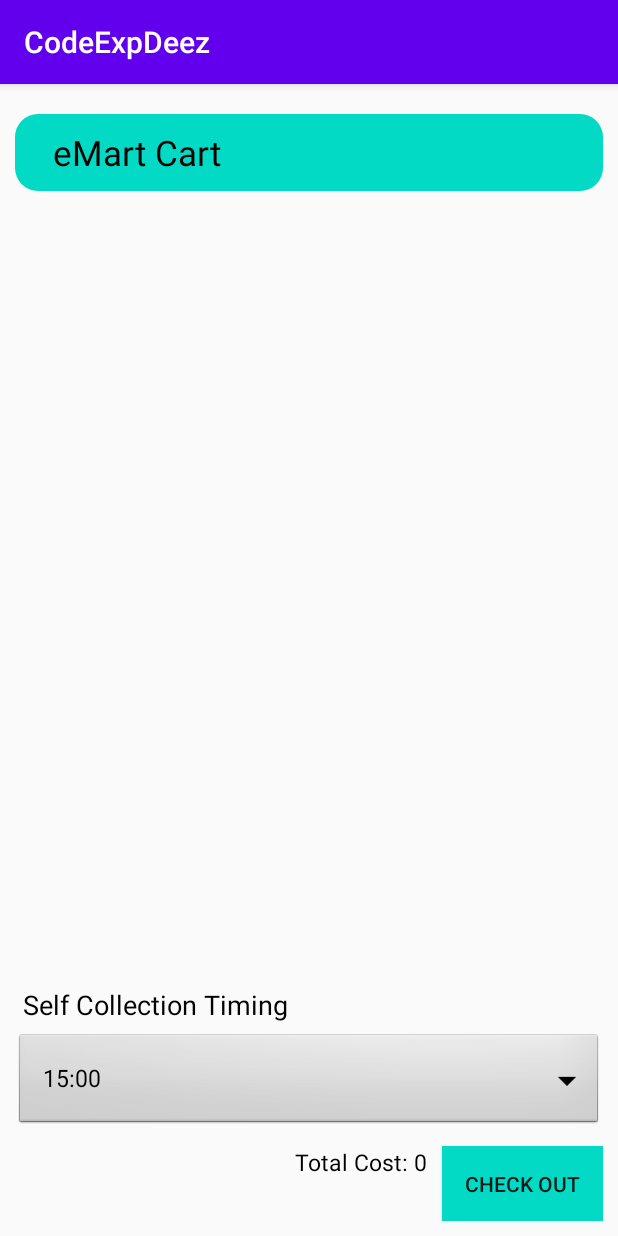
After one commit to Phoshco/CodeExpDeez, an Android app: the CheckoutCart screen opened directly, with no data from a screen before it, on a phone screen of 412 x 824 dp. The commit adds this screen. Run offline under Robolectric (Android 15) with nearby library versions, the phone set to English and light mode, and no system bars; our stand-ins replace Firebase (no records; nobody signed in at launch, a user with empty details on screens opened directly).

Commit message:
Working Checkout page

```diff
--- a/app/src/main/AndroidManifest.xml
+++ b/app/src/main/AndroidManifest.xml
@@ -9,6 +9,9 @@
         android:roundIcon="@mipmap/ic_launcher_round"
         android:supportsRtl="true"
         android:theme="@style/Theme.CodeExpDeez">
+        <activity
+            android:name=".CheckoutCart"
+            android:exported="false" />
         <activity
             android:name=".ViewEmartItem"
             android:exported="false" />
--- a/app/src/main/java/com/example/codeexpdeez/CartRecyclerView_Config.java
+++ b/app/src/main/java/com/example/codeexpdeez/CartRecyclerView_Config.java
@@ -1,79 +1,93 @@
-//package com.example.codeexpdeez;
-//
-//import android.content.Context;
-//import android.view.LayoutInflater;
-//import android.view.ViewGroup;
-//import android.widget.TextView;
-//
-//import androidx.annotation.NonNull;
-//import androidx.recyclerview.widget.DividerItemDecoration;
-//import androidx.recyclerview.widget.LinearLayoutManager;
-//import androidx.recyclerview.widget.RecyclerView;
-//
-//import java.util.List;
-//
-///*
-//This class has the adaptor subclass, which is used for the recycler view of the cart list items.
-// */
-//
-//public class CartRecyclerView_Config {
-//    private Context mContext;
-//    private CartAdapter mCartAdapter;
-//    public void setConfig(RecyclerView recyclerView, Context context, List<Cart> carts, List<String> keys){
-//        mContext = context;
-//        mCartAdapter = new CartAdapter(carts,keys);
-//        LinearLayoutManager layout = new LinearLayoutManager(context);
-//        recyclerView.setLayoutManager(layout);
-//        recyclerView.setAdapter(mCartAdapter);
-//        DividerItemDecoration divider = new DividerItemDecoration(recyclerView.getContext(),layout.getOrientation());
-//        recyclerView.addItemDecoration(divider);
-//    }
-//
-//    // to inflate the layout cart_items
-//    class CartItemView extends RecyclerView.ViewHolder{
-//        private TextView mTitle;
-//        private TextView mQuantity;
-//
-//        private String key;
-//
-//        public CartItemView(ViewGroup parent){
-//            super(LayoutInflater.from(mContext).inflate(R.layout.cart_items, parent, false));
-//            mTitle = (TextView) itemView.findViewById(R.id.cart_txtview);
-//            mQuantity = (TextView) itemView.findViewById(R.id.cart_quantity);
-//        }
-//
-//        public void bind(Cart carts, String key){
-//            mTitle.setText(carts.getItem_name());
-//            String temp = "Quantity: "+carts.getQuantity();
-//            mQuantity.setText(temp);
-//            this.key = key;
-//        }
-//    }
-//
-//    // the adaptor for the cart list item
-//    class CartAdapter extends RecyclerView.Adapter<CartItemView>{
-//        private List<Cart> mCart;
-//        private List<String> mKey;
-//
-//        @NonNull
-//        @Override
-//        public CartItemView onCreateViewHolder(@NonNull ViewGroup parent, int viewType) {
-//            return new CartItemView(parent);
-//        }
-//
-//        @Override
-//        public void onBindViewHolder(@NonNull CartItemView holder, int position) {
-//            holder.bind(mCart.get(position), mKey.get(position));
-//        }
-//
-//        @Override
-//        public int getItemCount() {
-//            return mCart.size();
-//        }
-//
-//        public CartAdapter(List<Cart> mCart, List<String> mKey) {
-//            this.mCart = mCart;
-//            this.mKey = mKey;
-//        }
-//    }
-//}
+package com.example.codeexpdeez;
+
+import android.content.Context;
+import android.view.LayoutInflater;
+import android.view.ViewGroup;
+import android.widget.TextView;
+
+import androidx.annotation.NonNull;
+import androidx.recyclerview.widget.DividerItemDecoration;
+import androidx.recyclerview.widget.LinearLayoutManager;
+import androidx.recyclerview.widget.RecyclerView;
+
+import java.util.List;
+
+/*
+This class has the adaptor subclass, which is used for the recycler view of the cart list items.
+ */
+
+public class CartRecyclerView_Config {
+    private Context mContext;
+    private CartAdapter mCartAdapter;
+    public void setConfig(RecyclerView recyclerView, Context context, List<Cart> carts, List<String> keys){
+        mContext = context;
+        mCartAdapter = new CartAdapter(carts,keys);
+        LinearLayoutManager layout = new LinearLayoutManager(context);
+        recyclerView.setLayoutManager(layout);
+        recyclerView.setAdapter(mCartAdapter);
+        DividerItemDecoration divider = new DividerItemDecoration(recyclerView.getContext(),layout.getOrientation());
+        recyclerView.addItemDecoration(divider);
+
+    }
+
+    // to inflate the layout cart_items
+    class CartItemView extends RecyclerView.ViewHolder{
+        private TextView mName;
+        private TextView mSize;
+        private TextView mColour;
+        private TextView mPrice;
+        private TextView mQuantity;
+        private TextView mPriceTotal;
+
+        private String key;
+
+        public CartItemView(ViewGroup parent){
+            super(LayoutInflater.from(mContext).inflate(R.layout.cart_list_item, parent, false));
+            mName = (TextView) itemView.findViewById(R.id.itemname);
+            mQuantity = (TextView) itemView.findViewById(R.id.quantity_value);
+            mSize = (TextView) itemView.findViewById(R.id.size_value);
+            mColour = (TextView) itemView.findViewById(R.id.colour_value);
+            mPrice = (TextView) itemView.findViewById(R.id.price_value);
+
+        }
+
+        public void bind(Cart carts, String key){
+            mName.setText(carts.getName());
+            mColour.setText(carts.getColour());
+            String price = "Price: " + carts.getPrice();
+            mPrice.setText(price);
+            mSize.setText(carts.getSize());
+            String temp = carts.getQuantity();
+            mQuantity.setText(temp);
+            this.key = key;
+
+        }
+    }
+
+    // the adaptor for the cart list item
+    class CartAdapter extends RecyclerView.Adapter<CartItemView>{
+        private List<Cart> mCart;
+        private List<String> mKey;
+
+        @NonNull
+        @Override
+        public CartItemView onCreateViewHolder(@NonNull ViewGroup parent, int viewType) {
+            return new CartItemView(parent);
+        }
+
+        @Override
+        public void onBindViewHolder(@NonNull CartItemView holder, int position) {
+            holder.bind(mCart.get(position), mKey.get(position));
+        }
+
+        @Override
+        public int getItemCount() {
+            return mCart.size();
+        }
+
+        public CartAdapter(List<Cart> mCart, List<String> mKey) {
+            this.mCart = mCart;
+            this.mKey = mKey;
+        }
+    }
+}
--- /dev/null
+++ b/app/src/main/java/com/example/codeexpdeez/CheckoutCart.java
@@ -0,0 +1,87 @@
+package com.example.codeexpdeez;
+
+import androidx.appcompat.app.AppCompatActivity;
+import androidx.recyclerview.widget.RecyclerView;
+
+import android.content.Intent;
+import android.os.Bundle;
+import android.util.Log;
+import android.view.View;
+import android.widget.ArrayAdapter;
+import android.widget.Button;
+import android.widget.Spinner;
+import android.widget.TextView;
+import android.widget.Toast;
+
+import java.util.List;
+
+public class CheckoutCart extends AppCompatActivity {
+
+
+    private TextView totalPrice;
+    private Spinner collectionDropdown;
+    private RecyclerView cartRecyclerView;
+    private Button checkoutBtn;
+    private String collectionTime;
+
+    private String totalP;
+    @Override
+    protected void onCreate(Bundle savedInstanceState) {
+        super.onCreate(savedInstanceState);
+        setContentView(R.layout.activity_checkout_cart);
+
+        collectionDropdown = findViewById(R.id.spinnerPickUp);
+        totalPrice = findViewById(R.id.price_value);
+        cartRecyclerView = findViewById(R.id.cart_list);
+        checkoutBtn = findViewById(R.id.check_out);
+        String[] citems = new String[]{"15:00", "18:00", "21:00"};
+        ArrayAdapter<String> cadapter = new ArrayAdapter<>(this, android.R.layout.simple_spinner_dropdown_item, citems);
+        collectionDropdown.setAdapter(cadapter);
+
+        totalPrice = findViewById(R.id.price_total);
+
+        CartFirebase fb = new CartFirebase();
+        fb.readCart(new CartFirebase.DataStatus() {
+            @Override
+            public void DataIsLoadedCart(List<Cart> carts, List<String> keys, Integer tPrice) {
+                Log.i("PRICE", tPrice.toString());
+                totalP = tPrice.toString();
+                totalPrice.setText(totalP);
+                new CartRecyclerView_Config().setConfig(cartRecyclerView, CheckoutCart.this, carts , keys);
+
+            }
+
+            @Override
+            public void DataInserted() {
+
+            }
+        });
+
+
+
+        checkoutBtn.setOnClickListener(new View.OnClickListener() {
+            @Override
+            public void onClick(View view) {
+                collectionTime = String.valueOf(collectionDropdown.getSelectedItem());
+
+                fb.checkoutCart(collectionTime,new CartFirebase.DataStatus() {
+                    @Override
+                    public void DataIsLoadedCart(List<Cart> carts, List<String> keys, Integer p) {
+
+                    }
+                    @Override
+                    public void DataInserted() {
+
+                        Toast toast = Toast.makeText(getApplicationContext(),
+                                "All items are checked out!",
+                                Toast.LENGTH_LONG);
+                        Intent intent = new Intent(CheckoutCart.this, MainActivity.class);
+                        startActivity(intent);
+                    }
+                });
+            }
+        });
+
+
+    }
+}
--- /dev/null
+++ b/app/src/main/res/layout/activity_checkout_cart.xml
@@ -0,0 +1,115 @@
+<?xml version="1.0" encoding="utf-8"?>
+<androidx.constraintlayout.widget.ConstraintLayout xmlns:android="http://schemas.android.com/apk/res/android"
+    xmlns:app="http://schemas.android.com/apk/res-auto"
+    xmlns:tools="http://schemas.android.com/tools"
+    android:layout_width="match_parent"
+    android:layout_height="match_parent"
+    android:orientation="vertical"
+    android:paddingLeft="10dp"
+    android:paddingRight="10dp"
+    android:paddingTop="10dp"
+    android:paddingBottom="10dp"
+    tools:context=".eMart">
+
+
+    <TextView
+        android:id="@+id/title_cart_page"
+        android:layout_width="match_parent"
+        android:layout_height="wrap_content"
+        android:layout_marginTop="10dp"
+        android:layout_weight="1"
+        android:background="@drawable/box_display"
+        android:padding="10dp"
+        android:paddingStart="25dp"
+        android:text="eMart Cart"
+        android:textSize="23dp"
+        app:layout_constraintTop_toTopOf="parent"
+        app:layout_constraintStart_toStartOf="parent"
+        app:layout_constraintEnd_toEndOf="parent"
+        android:textColor="@color/black" />
+
+
+
+    <androidx.recyclerview.widget.RecyclerView
+        android:id="@+id/cart_list"
+        android:layout_width="0dp"
+        android:layout_height="0dp"
+        android:layout_marginTop="10dp"
+        app:layout_constraintEnd_toEndOf="parent"
+        app:layout_constraintHorizontal_bias="0.0"
+        app:layout_constraintStart_toStartOf="parent"
+        app:layout_constraintVertical_bias="0.0"
+        app:layout_constraintTop_toBottomOf="@id/title_cart_page"
+        app:layout_constraintBottom_toTopOf="@id/textViewPickUp"
+        />
+
+
+    <TextView
+        android:id="@+id/textViewPickUp"
+        android:layout_width="match_parent"
+        android:layout_height="wrap_content"
+        android:layout_weight="1"
+        android:layout_marginTop="10dp"
+        android:padding="5dp"
+        android:text="Self Collection Timing"
+        android:textColor="@color/black"
+        android:textSize="18dp"
+        app:layout_constraintStart_toStartOf="parent"
+        app:layout_constraintTop_toBottomOf="@id/cart_list"
+        app:layout_constraintBottom_toTopOf="@id/spinnerPickUp"/>
+
+    <Spinner
+        android:id="@+id/spinnerPickUp"
+        android:layout_width="match_parent"
+        android:layout_height="wrap_content"
+        android:background="@android:drawable/btn_dropdown"
+        android:spinnerMode="dropdown"
+        android:layout_marginBottom="10dp"
+        app:layout_constraintTop_toBottomOf="@id/textViewPickUp"
+        app:layout_constraintBottom_toTopOf="@id/check_out"
+        />
+
+
+
+    <Button
+        android:id="@+id/check_out"
+        android:layout_width="wrap_content"
+        android:layout_height="wrap_content"
+        android:padding="15dp"
+        android:layout_below="@+id/cart_list"
+        android:text="Check Out"
+        android:background="@color/teal_200"
+        app:layout_constraintRight_toRightOf="parent"
+        app:layout_constraintBottom_toBottomOf="parent"
+        />
+
+    <TextView
+        android:id="@+id/total_price"
+        android:layout_width="wrap_content"
+        android:layout_height="wrap_content"
+        android:layout_marginTop="10dp"
+        android:layout_weight="1"
+        android:padding="0dp"
+        android:text="Total Cost:"
+        android:textSize="15dp"
+        app:layout_constraintRight_toLeftOf="@id/price_total"
+        android:textColor="@color/black"
+        app:layout_constraintTop_toBottomOf="@id/spinnerPickUp"
+        />
+
+    <TextView
+        android:id="@+id/price_total"
+        android:layout_width="wrap_content"
+        android:layout_height="wrap_content"
+        android:layout_marginTop="10dp"
+        android:layout_marginRight="10dp"
+        android:layout_weight="1"
+        android:paddingLeft="4dp"
+        android:text="insert price here"
+        app:layout_constraintRight_toLeftOf="@id/check_out"
+        android:textColor="@color/black"
+        android:textSize="15dp"
+        app:layout_constraintTop_toBottomOf="@id/spinnerPickUp"
+        />
+
+</androidx.constraintlayout.widget.ConstraintLayout>
--- a/app/src/main/res/layout/activity_emart.xml
+++ b/app/src/main/res/layout/activity_emart.xml
@@ -33,6 +33,12 @@
             android:paddingStart="25dp"
             android:text="@string/credits_string"
             android:textColor="@color/black" />
+
+        <Button
+            android:id="@+id/showCartBtn"
+            android:layout_width="wrap_content"
+            android:layout_height="wrap_content"
+            android:text="Show Cart"/>
     </LinearLayout>
 
     <SearchView
```
Also changed, not shown: app/src/main/java/com/example/codeexpdeez/CartFirebase.java (+39 -4 lines), app/src/main/java/com/example/codeexpdeez/ViewEmartItem.java (+4 -3 lines), app/src/main/java/com/example/codeexpdeez/eMart.java (+13 -3 lines), app/src/main/res/layout/cart_list_item.xml (added, +121 -0 lines).
